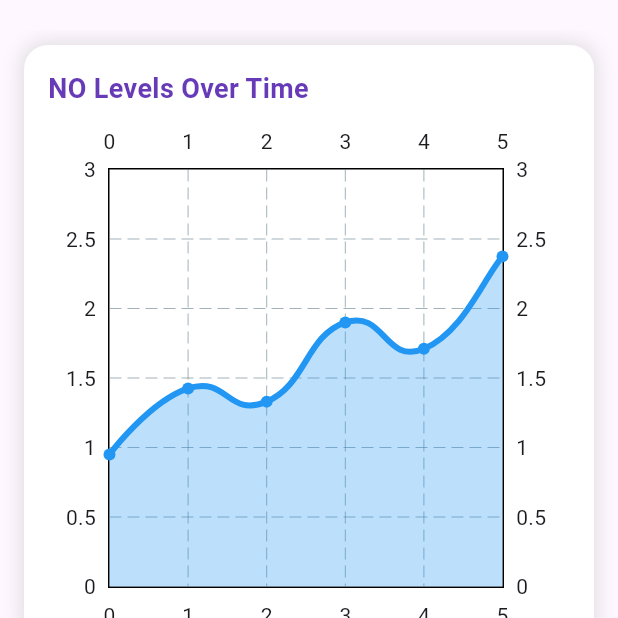
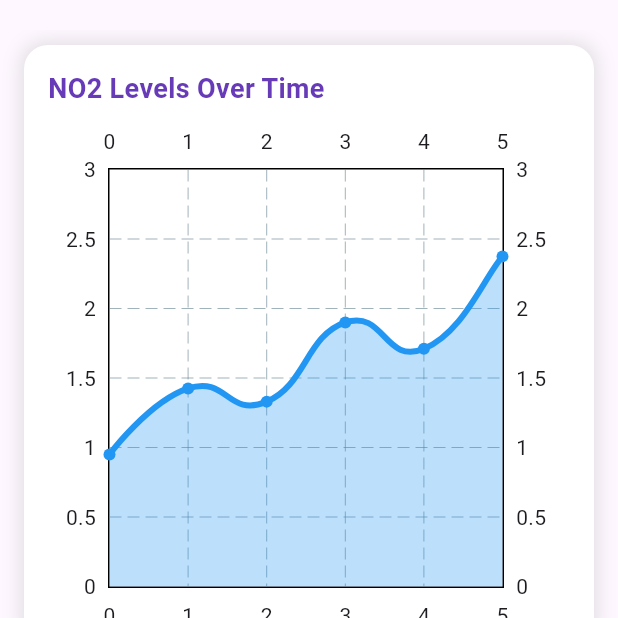
Before and after one commit to Charan060706/AQI-ecology, a Flutter app: the HistoricalDataPage screen opened by its route, on a phone screen of 412 x 824 dp, the top half of it. Run offline on Flutter 3.47's test engine with Material 3 defaults, Android fonts, the phone set to English and light mode, and no system bars; drawn by our look-alikes of carousel_slider, fl_chart, syncfusion_flutter_gauges; our stand-ins replace cloud_firestore, firebase_core, flutter_map, latlong2; accounts and stored records are empty; project files that could hold a hidden picture were left out.

Commit message:
changed no2

```diff
--- a/aqi/lib/Pages/historical_data.dart
+++ b/aqi/lib/Pages/historical_data.dart
@@ -97,17 +97,17 @@ class _HistoricalDataPageState extends State<HistoricalDataPage>
                     items: List.generate(_dataSets.length, (index) {
                       return _buildChart(
                         title: index == 0
-                            ? 'NO Levels Over Time'
+                            ? 'NO2 Levels Over Time'
                             : index == 1
-                                ? 'CH4 Levels Over Time'
+                                ? 'CO Levels Over Time'
                                 : 'NH3 Levels Over Time',
                         spots: _dataSets[index],
                         color: _colors[index],
                         xAxisTitle: 'Time',
                         yAxisTitle: index == 0
-                            ? 'NO Concentration (ppm)'
+                            ? 'NO2 Concentration (ppm)'
                             : index == 1
-                                ? 'CH4 Concentration (ppm)'
+                                ? 'CO Concentration (ppm)'
                                 : 'NH3 Concentration (ppm)',
                         isAnimated: index == _currentIndex,
                       );
```
